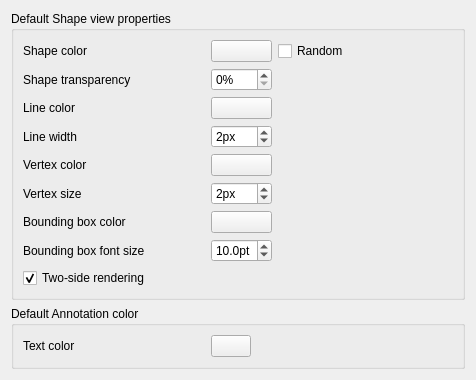
Above: src/Mod/Part/Gui/DlgSettingsObjectColor.ui from southseact-3d/fcd before the change. Below: the same form after it.
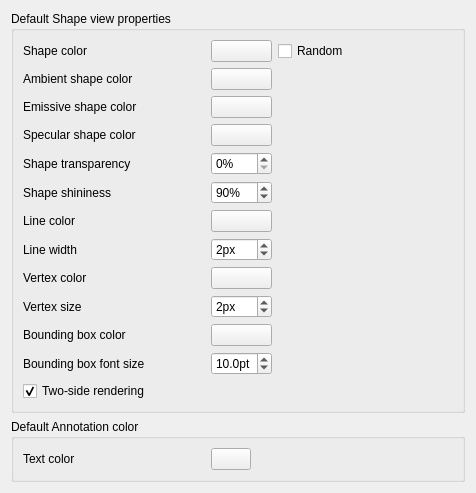
That is the form after the change. Custom widgets are drawn as their Qt base class.

Commit message: Part: Support of material colors in settings

What changed in the file:
```diff
--- a/src/Mod/Part/Gui/DlgSettingsObjectColor.ui
+++ b/src/Mod/Part/Gui/DlgSettingsObjectColor.ui
@@ -72,6 +72,105 @@
          </widget>
         </item>
         <item row="1" column="0">
+         <widget class="QLabel" name="label_ambient">
+          <property name="minimumSize">
+           <size>
+            <width>182</width>
+            <height>0</height>
+           </size>
+          </property>
+          <property name="text">
+           <string>Ambient shape color</string>
+          </property>
+         </widget>
+        </item>
+        <item row="1" column="1">
+         <widget class="Gui::PrefColorButton" name="DefaultAmbientColor">
+          <property name="toolTip">
+           <string>The default ambient color for new shapes</string>
+          </property>
+          <property name="color">
+           <color>
+            <red>85</red>
+            <green>85</green>
+            <blue>85</blue>
+           </color>
+          </property>
+          <property name="prefEntry" stdset="0">
+           <cstring>DefaultAmbientColor</cstring>
+          </property>
+          <property name="prefPath" stdset="0">
+           <cstring>View</cstring>
+          </property>
+         </widget>
+        </item>
+        <item row="2" column="0">
+         <widget class="QLabel" name="label_emissive">
+          <property name="minimumSize">
+           <size>
+            <width>182</width>
+            <height>0</height>
+           </size>
+          </property>
+          <property name="text">
+           <string>Emissive shape color</string>
+          </property>
+         </widget>
+        </item>
+        <item row="2" column="1">
+         <widget class="Gui::PrefColorButton" name="DefaultEmissiveColor">
+          <property name="toolTip">
+           <string>The default emissive color for new shapes</string>
+          </property>
+          <property name="color">
+           <color>
+            <red>0</red>
+            <green>0</green>
+            <blue>0</blue>
+           </color>
+          </property>
+          <property name="prefEntry" stdset="0">
+           <cstring>DefaultEmissiveColor</cstring>
+          </property>
+          <property name="prefPath" stdset="0">
+           <cstring>View</cstring>
+          </property>
+         </widget>
+        </item>
+        <item row="3" column="0">
+         <widget class="QLabel" name="label_specular">
+          <property name="minimumSize">
+           <size>
+            <width>182</width>
+            <height>0</height>
+           </size>
+          </property>
+          <property name="text">
+           <string>Specular shape color</string>
+          </property>
+         </widget>
+        </item>
+        <item row="3" column="1">
+         <widget class="Gui::PrefColorButton" name="DefaultSpecularColor">
+          <property name="toolTip">
+           <string>The default specular color for new shapes</string>
+          </property>
+          <property name="color">
+           <color>
+            <red>136</red>
+            <green>136</green>
+            <blue>136</blue>
+           </color>
+          </property>
+          <property name="prefEntry" stdset="0">
+           <cstring>DefaultSpecularColor</cstring>
+          </property>
+          <property name="prefPath" stdset="0">
+           <cstring>View</cstring>
+          </property>
+         </widget>
+        </item>
+        <item row="4" column="0">
          <widget class="QLabel" name="label_transparency">
           <property name="minimumSize">
            <size>
@@ -84,7 +183,7 @@
           </property>
          </widget>
         </item>
-        <item row="1" column="1">
+        <item row="4" column="1">
          <widget class="Gui::PrefSpinBox" name="DefaultShapeTransparency">
           <property name="toolTip">
            <string>The default transparency for new shapes</string>
@@ -106,7 +205,45 @@
           </property>
          </widget>
         </item>
-        <item row="2" column="0">
+        <item row="5" column="0">
+         <widget class="QLabel" name="label_shininess">
+          <property name="minimumSize">
+           <size>
+            <width>182</width>
+            <height>0</height>
+           </size>
+          </property>
+          <property name="text">
+           <string>Shape shininess</string>
+          </property>
+         </widget>
+        </item>
+        <item row="5" column="1">
+         <widget class="Gui::PrefSpinBox" name="DefaultShapeShininess">
+          <property name="toolTip">
+           <string>The default shininess for new shapes</string>
+          </property>
+          <property name="suffix">
+           <string notr="true">%</string>
+          </property>
+          <property name="maximum">
+           <number>100</number>
+          </property>
+          <property name="value">
+           <number>90</number>
+          </property>
+          <property name="singleStep">
+           <number>5</number>
+          </property>
+          <property name="prefEntry" stdset="0">
+           <cstring>DefaultShapeShininess</cstring>
+          </property>
+          <property name="prefPath" stdset="0">
+           <cstring>View</cstring>
+          </property>
+         </widget>
+        </item>
+        <item row="6" column="0">
          <widget class="QLabel" name="label_7">
           <property name="minimumSize">
            <size>
@@ -119,7 +256,7 @@
           </property>
          </widget>
         </item>
-        <item row="2" column="1">
+        <item row="6" column="1">
          <widget class="Gui::PrefColorButton" name="DefaultShapeLineColor">
           <property name="toolTip">
            <string>The default line color for new shapes</string>
@@ -139,7 +276,7 @@
           </property>
          </widget>
         </item>
-        <item row="3" column="0">
+        <item row="7" column="0">
          <widget class="QLabel" name="label_9">
           <property name="minimumSize">
            <size>
@@ -152,7 +289,7 @@
           </property>
          </widget>
         </item>
-        <item row="3" column="1">
+        <item row="7" column="1">
          <widget class="Gui::PrefSpinBox" name="DefaultShapeLineWidth">
           <property name="toolTip">
            <string>The default line thickness for new shapes</string>
@@ -174,7 +311,7 @@
           </property>
          </widget>
         </item>
-        <item row="4" column="0">
+        <item row="8" column="0">
          <widget class="QLabel" name="label_10">
           <property name="minimumSize">
            <size>
@@ -187,7 +324,7 @@
           </property>
          </widget>
         </item>
-        <item row="4" column="1">
+        <item row="8" column="1">
          <widget class="Gui::PrefColorButton" name="DefaultShapeVertexColor">
           <property name="toolTip">
            <string>The default color for new vertices</string>
@@ -207,7 +344,7 @@
           </property>
          </widget>
         </item>
-        <item row="5" column="0">
+        <item row="9" column="0">
          <widget class="QLabel" name="label_11">
           <property name="minimumSize">
            <size>
@@ -220,7 +357,7 @@
           </property>
          </widget>
         </item>
-        <item row="5" column="1">
+        <item row="9" column="1">
          <widget class="Gui::PrefSpinBox" name="DefaultShapeVertexSize">
           <property name="toolTip">
            <string>The default size for new vertices</string>
@@ -242,7 +379,7 @@
           </property>
          </widget>
         </item>
-        <item row="6" column="0">
+        <item row="10" column="0">
          <widget class="QLabel" name="label_8">
           <property name="minimumSize">
            <size>
@@ -255,7 +392,7 @@
           </property>
          </widget>
         </item>
-        <item row="6" column="1">
+        <item row="10" column="1">
          <widget class="Gui::PrefColorButton" name="BoundingBoxColor">
           <property name="toolTip">
            <string>The color of bounding boxes in the 3D view</string>
@@ -275,7 +412,7 @@
           </property>
          </widget>
         </item>
-        <item row="7" column="0">
+        <item row="11" column="0">
          <widget class="QLabel" name="label_fontsize">
           <property name="minimumSize">
            <size>
@@ -288,7 +425,7 @@
           </property>
          </widget>
         </item>
-        <item row="7" column="1">
+        <item row="11" column="1">
          <widget class="Gui::PrefDoubleSpinBox" name="BoundingBoxFontSize">
           <property name="toolTip">
            <string>The font size of bounding boxes in the 3D view</string>
@@ -316,7 +453,7 @@
           </property>
          </widget>
         </item>
-        <item row="8" column="0">
+        <item row="12" column="0">
          <widget class="Gui::PrefCheckBox" name="twosideRendering">
           <property name="minimumSize">
            <size>
```
The commit also changes 1 other file.
